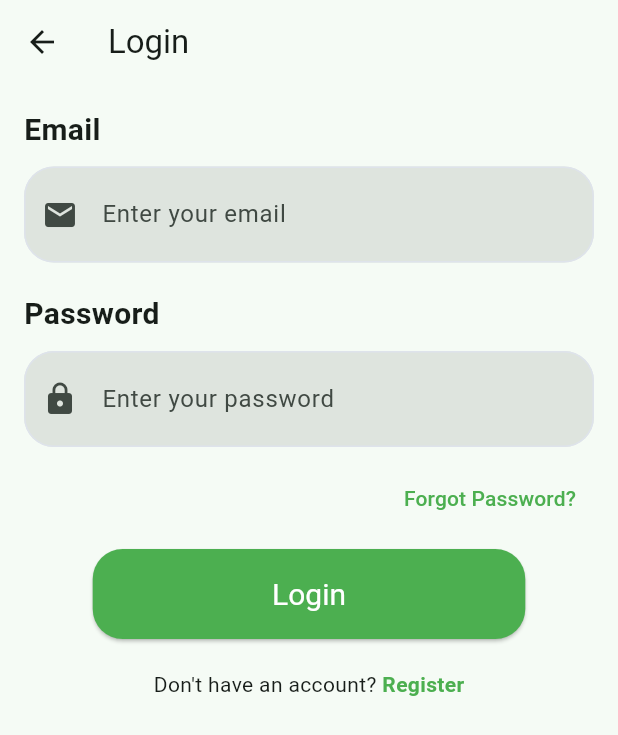
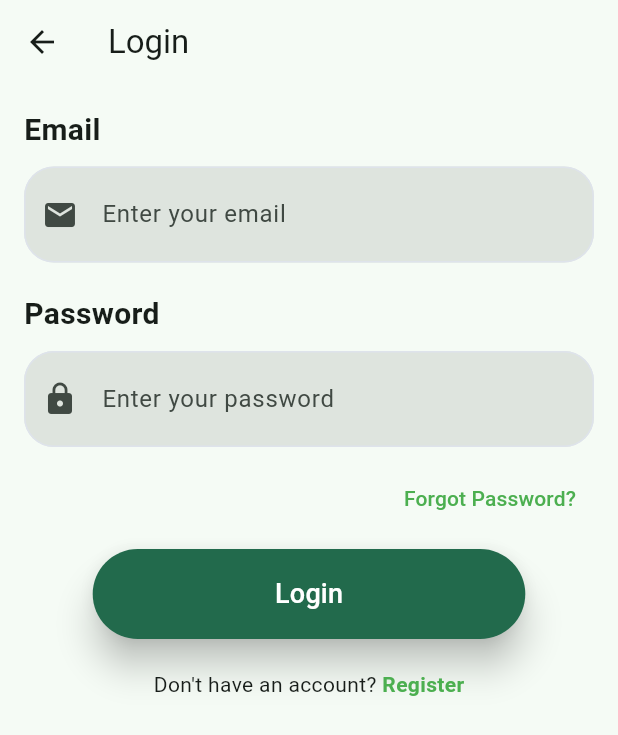
Before and after one commit to ZouheirN/CropSync, a Flutter app: the screen it shows after launch, after a tap on "Login", on a phone screen of 412 x 824 dp. Shown: the top 735 px of the screen. Run offline on Flutter 3.47's test engine with Material 3 defaults, Android fonts, the phone set to English and light mode, and no system bars; our stand-ins replace email_validator, flutter_map, flutter_secure_storage, flutter_staggered_animations, focused_menu, gap and 11 more; missing offline and left inert: bcrypt, fancy_password_field, flutter_map_tile_caching; accounts and stored records are empty.

Commit message:
changed buttons completely

```diff
--- a/lib/json/image.dart
+++ b/lib/json/image.dart
@@ -1,4 +1,3 @@
-import 'dart:io';
 import 'dart:typed_data';
 
 import 'package:hive/hive.dart';
--- a/lib/main.dart
+++ b/lib/main.dart
@@ -26,7 +26,7 @@ Future<void> main() async {
 
   var userInfoBox = await Hive.openBox('userInfo');
   var userPrefsBox = await Hive.openBox('userPrefs');
-  var imageBox = await Hive.openBox('imageBox');
+  var imagesBox = await Hive.openBox('images');
 
   registerManagers();
 
@@ -38,8 +38,8 @@ Future<void> main() async {
     isUserLoggedIn = true;
   }
 
-  if (imageBox.isNotEmpty) {
-    final images = imageBox.values.toList().cast<ImageObject>();
+  if (imagesBox.isNotEmpty) {
+    final images = imagesBox.values.toList().cast<ImageObject>();
     di<ImageModel>().images.addAll(images);
   }
 
--- a/lib/models/image_model.dart
+++ b/lib/models/image_model.dart
@@ -4,7 +4,7 @@ import 'package:hive/hive.dart';
 import '../json/image.dart';
 
 class ImageModel extends ChangeNotifier {
-  final imageBox = Hive.box('imageBox');
+  final imagesBox = Hive.box('images');
 
   List<ImageObject> get images => _images;
 
@@ -12,13 +12,13 @@ class ImageModel extends ChangeNotifier {
 
   void addImage(ImageObject image) {
     _images.add(image);
-    imageBox.add(image);
+    imagesBox.add(image);
     notifyListeners();
   }
 
   void deleteImage(int index) {
     _images.removeAt(index);
-    imageBox.deleteAt(index);
+    imagesBox.deleteAt(index);
     notifyListeners();
   }
 }
--- a/lib/screens/crops_screen.dart
+++ b/lib/screens/crops_screen.dart
@@ -65,8 +65,10 @@ class _CropsScreenState extends State<CropsScreen> {
               style: TextStyle(fontSize: 20),
             ),
             const Gap(16),
-            PrimaryButton(
+            CommonButton(
               text: 'Add a Device',
+              backgroundColor: Theme.of(context).primaryColor,
+              textColor: Colors.white,
               onPressed: () {
                 Navigator.of(context).pushNamed('/add-device');
               },
--- a/lib/screens/login_screen.dart
+++ b/lib/screens/login_screen.dart
@@ -203,8 +203,10 @@ class _LoginScreenState extends State<LoginScreen> {
   Widget _buildLoginButton() {
     return SizedBox(
       width: MediaQuery.of(context).size.width * 0.7,
-      child: PrimaryButton(
+      child: CommonButton(
         text: 'Login',
+        backgroundColor: Theme.of(context).primaryColor,
+        textColor: Colors.white,
         onPressed: _login,
         isLoading: _isLoading,
       ),
--- a/lib/screens/register_screen.dart
+++ b/lib/screens/register_screen.dart
@@ -316,8 +316,10 @@ class _RegisterScreenState extends State<RegisterScreen> {
   Widget _buildRegisterButton() {
     return SizedBox(
       width: MediaQuery.of(context).size.width * 0.7,
-      child: PrimaryButton(
+      child: CommonButton(
         text: 'Register',
+        backgroundColor: Theme.of(context).primaryColor,
+        textColor: Colors.white,
         onPressed: _register,
         isLoading: _isLoading,
       ),
--- a/lib/screens/welcome_screen.dart
+++ b/lib/screens/welcome_screen.dart
@@ -127,8 +127,10 @@ class WelcomeScreen extends StatelessWidget {
   Widget _buildButtons(BuildContext context) {
     return Column(
       children: [
-        PrimaryButton(
+        CommonButton(
           text: 'Login',
+          backgroundColor: Theme.of(context).primaryColor,
+          textColor: Colors.white,
           onPressed: () {
             Navigator.of(context).pushNamed('/login');
           },
@@ -164,8 +166,10 @@ class WelcomeScreen extends StatelessWidget {
           ],
         ),
         const Gap(20),
-        PrimaryButton(
+        CommonButton(
           text: 'Register',
+          backgroundColor: Theme.of(context).primaryColor,
+          textColor: Colors.white,
           onPressed: () {
             Navigator.of(context).pushNamed('/register');
           },
--- a/lib/widgets/buttons.dart
+++ b/lib/widgets/buttons.dart
@@ -1,13 +1,50 @@
 import 'package:flutter/material.dart';
+import 'package:gap/gap.dart';
 
-class PrimaryButton extends StatelessWidget {
+// class PrimaryButton extends StatelessWidget {
+//   final String text;
+//   final Function onPressed;
+//   final bool isLoading;
+//
+//   const PrimaryButton({
+//     super.key,
+//     required this.text,
+//     required this.onPressed,
+//     this.isLoading = false,
+//   });
+//
+//   @override
+//   Widget build(BuildContext context) {
+//     return ElevatedButton(
+//       onPressed: () => onPressed(),
+//       style: ElevatedButton.styleFrom(
+//         foregroundColor: Colors.white,
+//         backgroundColor: Colors.green,
+//         shape: RoundedRectangleBorder(
+//           borderRadius: BorderRadius.circular(20),
+//         ),
+//         textStyle: const TextStyle(
+//           fontSize: 20,
+//         ),
+//         minimumSize: const Size(double.infinity, 60),
+//       ),
+//       child: isLoading
+//           ? const CircularProgressIndicator(color: Colors.white)
+//           : Text(text),
+//     );
+//   }
+// }
+
+class SecondaryButton extends StatelessWidget {
   final String text;
-  final Function onPressed;
+  final IconData icon;
   final bool isLoading;
+  final void Function()? onPressed;
 
-  const PrimaryButton({
+  const SecondaryButton({
     super.key,
     required this.text,
+    required this.icon,
     required this.onPressed,
     this.isLoading = false,
   });
@@ -15,21 +52,69 @@ class PrimaryButton extends StatelessWidget {
   @override
   Widget build(BuildContext context) {
     return ElevatedButton(
-      onPressed: () => onPressed(),
+      onPressed: onPressed,
       style: ElevatedButton.styleFrom(
-        foregroundColor: Colors.white,
-        backgroundColor: Colors.green,
-        shape: RoundedRectangleBorder(
-          borderRadius: BorderRadius.circular(20),
-        ),
-        textStyle: const TextStyle(
-          fontSize: 20,
-        ),
+        elevation: 10,
+        backgroundColor: Colors.grey.shade200,
+        shape: const StadiumBorder(),
         minimumSize: const Size(double.infinity, 60),
       ),
       child: isLoading
           ? const CircularProgressIndicator(color: Colors.white)
-          : Text(text),
+          : Row(
+              mainAxisAlignment: MainAxisAlignment.center,
+              // crossAxisAlignment: CrossAxisAlignment.stretch,
+              children: [
+                Icon(
+                  icon,
+                  color: Colors.black,
+                ),
+                const Gap(14),
+                Text(
+                  text,
+                  style: const TextStyle(
+                    fontSize: 18,
+                    color: Colors.black,
+                  ),
+                )
+              ],
+            ),
     );
   }
 }
+
+class CommonButton extends StatelessWidget {
+  const CommonButton({
+    super.key,
+    required this.text,
+    required this.textColor,
+    required this.backgroundColor,
+    required this.onPressed,
+    this.isLoading = false,
+  });
+
+  final String text;
+  final Color textColor;
+  final Color backgroundColor;
+  final void Function()? onPressed;
+  final bool isLoading;
+
+  @override
+  Widget build(BuildContext context) {
+    return ElevatedButton(
+      onPressed: onPressed,
+      style: ElevatedButton.styleFrom(
+        elevation: 10,
+        backgroundColor: backgroundColor,
+        shape: const StadiumBorder(),
+        minimumSize: const Size(double.infinity, 60),
+      ),
+      child: isLoading
+          ? const CircularProgressIndicator(color: Colors.white)
+          : Text(
+              text,
+              style: TextStyle(color: textColor, fontSize: 18),
+            ),
+    );
+  }
+}
```
Also changed, not shown: lib/screens/add_device_screen.dart (+15 -5 lines), lib/screens/home_screen.dart (+25 -24 lines), lib/screens/profile_screen.dart (+23 -17 lines), lib/screens/quick_disease_detection_screen.dart (+61 -14 lines).
